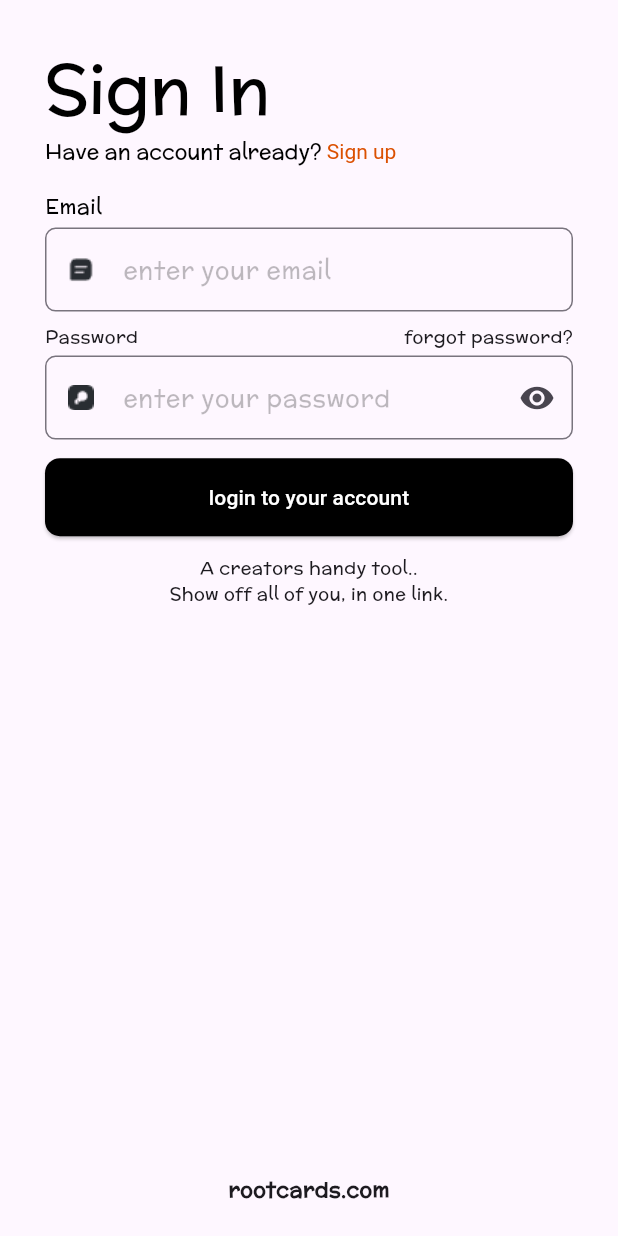
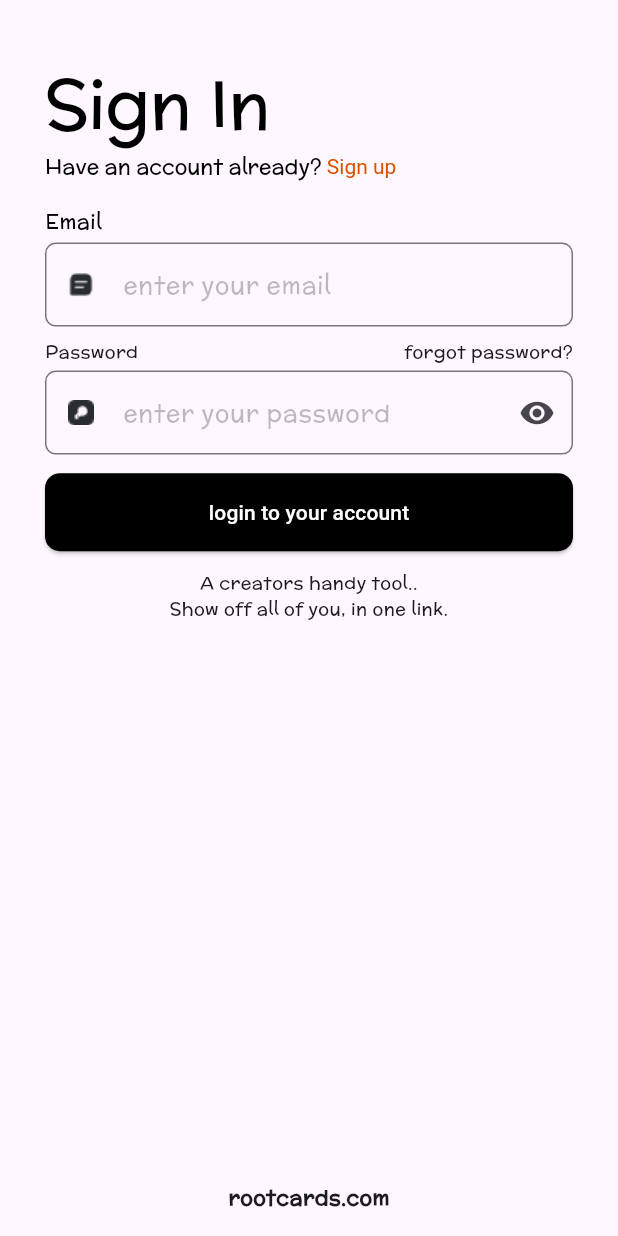
Before and after one commit to Olamidotune/Rootscards, a Flutter app: the AppWrapper widget shown alone on an empty page, opened directly, on a phone screen of 412 x 824 dp. Run offline on Flutter 3.47's test engine with Material 3 defaults, Android fonts, the light colour scheme and no system bars; our stand-ins replace device_info_plus, dio, email_validator, flutter_secure_storage, flutter_svg, pin_code_text_field and 2 more; accounts and stored records are empty; Roboto replaces fonts that are missing (HelveticaRounded).

Commit message:
refactored the code and bug fixes

```diff
--- /dev/null
+++ b/lib/app_wrapper.dart
@@ -0,0 +1,36 @@
+
+import 'package:flutter/material.dart';
+import 'package:rootscards/presentation/screens/auth/sign_in.dart';
+import 'package:rootscards/presentation/screens/splash_screen/splash_screen.dart';
+import 'package:shared_preferences/shared_preferences.dart';
+
+class AppWrapper extends StatefulWidget {
+  static const String routeName = "Wrapper";
+  const AppWrapper({Key? key}) : super(key: key);
+
+  @override
+  _AppWrapperState createState() => _AppWrapperState();
+}
+
+class _AppWrapperState extends State<AppWrapper> {
+  bool _isSignedIn = false;
+
+  @override
+  void initState() {
+    super.initState();
+    checkSignInStatus();
+  }
+
+  Future<void> checkSignInStatus() async {
+    SharedPreferences prefs = await SharedPreferences.getInstance();
+    String? email = prefs.getString('email');
+    setState(() {
+      _isSignedIn = email != null; // Check if email exists in SharedPreferences
+    });
+  }
+
+  @override
+  Widget build(BuildContext context) {
+    return _isSignedIn ? const SignInScreen() : const SplashScreen();
+  }
+}
--- /dev/null
+++ b/lib/config/dimensions.dart
@@ -0,0 +1,3 @@
+// ignore_for_file: constant_identifier_names
+const double MIN_SUPPORTED_SCREEN_HEIGHT = 550;
+const double MIN_SUPPORTED_SCREEN_WIDTH = 540;
--- a/lib/main.dart
+++ b/lib/main.dart
@@ -1,7 +1,7 @@
 // ignore_for_file: prefer_const_constructors
 
 import 'package:flutter/material.dart';
-import 'package:rootscards/helper/helper_function.dart';
+import 'package:rootscards/app_wrapper.dart';
 import 'package:rootscards/presentation/screens/auth/forgot_password.dart';
 import 'package:rootscards/presentation/screens/auth/sign_in.dart';
 import 'package:rootscards/presentation/screens/auth/device_auth_screen.dart';
--- a/lib/presentation/screens/auth/sign_in.dart
+++ b/lib/presentation/screens/auth/sign_in.dart
@@ -1,4 +1,4 @@
-// ignore_for_file: use_build_context_synchronously
+// ignore_for_file: use_build_context_synchronously, prefer_const_constructors
 
 import 'dart:convert';
 import 'package:email_validator/email_validator.dart';
@@ -6,12 +6,13 @@ import 'package:flutter/gestures.dart';
 import 'package:flutter/material.dart';
 import 'package:http/http.dart' as http;
 import 'package:rootscards/config/colors.dart';
+import 'package:rootscards/config/dimensions.dart';
 import 'package:rootscards/extensions/build_context.dart';
+import 'package:rootscards/helper/helper_function.dart';
 import 'package:rootscards/presentation/screens/auth/device_auth_screen.dart';
 import 'package:rootscards/presentation/screens/auth/forgot_password.dart';
 import 'package:rootscards/presentation/screens/auth/sign_up.dart';
 import 'package:rootscards/presentation/screens/widgets/button.dart';
-import 'package:shared_preferences/shared_preferences.dart';
 import 'package:sizer/sizer.dart';
 
 class SignInScreen extends StatefulWidget {
@@ -40,9 +41,12 @@ class _SignInScreenState extends State<SignInScreen> {
       body: SafeArea(
         child: SingleChildScrollView(
           physics: const BouncingScrollPhysics(),
-          child: Padding(
-            padding: const EdgeInsets.all(30.0),
+          child: Container(
+            padding: const EdgeInsets.symmetric(horizontal: 30, vertical: 40),
+            alignment: Alignment.center,
             child: Column(
+              children: [
+                Column(
                   mainAxisAlignment: MainAxisAlignment.start,
                   crossAxisAlignment: CrossAxisAlignment.start,
                   children: [
@@ -99,7 +103,8 @@ class _SignInScreenState extends State<SignInScreen> {
                               controller: _emailController,
                               textInputAction: TextInputAction.next,
                               validator: (value) {
-                            if (EmailValidator.validate(value?.trim() ?? "")) {
+                                if (EmailValidator.validate(
+                                    value?.trim() ?? "")) {
                                   return null;
                                 }
                                 return "Please provide a valid email address";
@@ -107,10 +112,11 @@ class _SignInScreenState extends State<SignInScreen> {
                               style: const TextStyle(color: BLACK),
                               autofillHints: const [AutofillHints.email],
                               decoration: InputDecoration(
-                            prefixIcon:
-                                Image.asset("assets/images/message-icon.png"),
+                                prefixIcon: Image.asset(
+                                    "assets/images/message-icon.png"),
                                 hintText: "enter your email",
-                            hintStyle: const TextStyle(color: Colors.black26),
+                                hintStyle:
+                                    const TextStyle(color: Colors.black26),
                                 border: const OutlineInputBorder(
                                   borderRadius: BorderRadius.all(
                                     Radius.circular(7),
@@ -129,7 +135,8 @@ class _SignInScreenState extends State<SignInScreen> {
                               height: 1.h,
                             ),
                             Row(
-                          mainAxisAlignment: MainAxisAlignment.spaceBetween,
+                              mainAxisAlignment:
+                                  MainAxisAlignment.spaceBetween,
                               children: [
                                 const Text(
                                   "Password",
@@ -137,7 +144,8 @@ class _SignInScreenState extends State<SignInScreen> {
                                 ),
                                 GestureDetector(
                                     onTap: () => Navigator.of(context)
-                                    .pushNamed(ForgotPasswordScreen.routeName),
+                                        .pushNamed(
+                                            ForgotPasswordScreen.routeName),
                                     child: const Text(
                                       "forgot password?",
                                       style: TextStyle(fontSize: 12),
@@ -166,16 +174,17 @@ class _SignInScreenState extends State<SignInScreen> {
                               style: const TextStyle(),
                               autofillHints: const [AutofillHints.email],
                               decoration: InputDecoration(
-                            prefixIcon:
-                                Image.asset("assets/images/password-icon.png"),
+                                prefixIcon: Image.asset(
+                                    "assets/images/password-icon.png"),
                                 suffixIcon: IconButton(
-                                onPressed: () => setState(
-                                    () => _obscurePassword = !_obscurePassword),
+                                    onPressed: () => setState(() =>
+                                        _obscurePassword = !_obscurePassword),
                                     icon: _obscurePassword
                                         ? const Icon(Icons.visibility)
                                         : const Icon(Icons.visibility_off)),
                                 hintText: "enter your password",
-                            hintStyle: const TextStyle(color: Colors.black26),
+                                hintStyle:
+                                    const TextStyle(color: Colors.black26),
                                 border: const OutlineInputBorder(
                                   borderRadius: BorderRadius.all(
                                     Radius.circular(7),
@@ -190,6 +199,14 @@ class _SignInScreenState extends State<SignInScreen> {
                                 ),
                               ),
                             ),
+                          ],
+                        ),
+                      ),
+                    ),
+                  ],
+                ),
+                Column(
+                  children: [
                     SizedBox(
                       height: 1.5.h,
                     ),
@@ -214,17 +231,19 @@ class _SignInScreenState extends State<SignInScreen> {
                       style: TextStyle(fontSize: 12),
                       textAlign: TextAlign.center,
                     ),
+
                   SizedBox(
-                          height: MediaQuery.of(context).size.height * 0.46,
+                height: MediaQuery.of(context).size.height <=
+                        MIN_SUPPORTED_SCREEN_HEIGHT
+                    ? 11
+                    : MediaQuery.of(context).size.height / 2.2,
               ),
                     Text(
                       "rootcards.com",
                       style: TextStyle(fontWeight: FontWeight.w600),
                     )
                   ],
-                    ),
-                  ),
-                ),
+                )
               ],
             ),
           ),
@@ -234,10 +253,15 @@ class _SignInScreenState extends State<SignInScreen> {
   }
 
   Future<void> _signIn(
-      String email, String password, BuildContext context) async {
+    String email,
+    String password,
+    BuildContext context,
+  ) async {
     if (_busy) return;
 
     if (!_formKey.currentState!.validate()) return;
+
+    await HelperFunction.saveUserEmailSF(email);
 
     setState(() => _busy = true);
 
@@ -263,12 +287,8 @@ class _SignInScreenState extends State<SignInScreen> {
           String xpub2 = responseData['data']['xpub2'];
 
           debugPrint('Sign In Successful: $responseData');
-          debugPrint('Xpub1: $xpub1');
-          debugPrint('Xpub2: $xpub2');
-
-          SharedPreferences prefs = await SharedPreferences.getInstance();
-          await prefs.setString('xpub1', xpub1);
-          await prefs.setString('xpub2', xpub2);
+          await HelperFunction.saveXpub1SF(xpub1);
+          await HelperFunction.saveXpub1SF(xpub2);
 
           ScaffoldMessenger.of(context).showMaterialBanner(
             MaterialBanner(
@@ -392,7 +412,7 @@ class _SignInScreenState extends State<SignInScreen> {
         ScaffoldMessenger.of(context).hideCurrentMaterialBanner();
       });
     }
-    SharedPreferences prefs = await SharedPreferences.getInstance();
-    await prefs.setString('email', email);
+    // SharedPreferences prefs = await SharedPreferences.getInstance();
+    // await prefs.setString('email', email);
   }
 }
--- a/lib/presentation/screens/widgets/button.dart
+++ b/lib/presentation/screens/widgets/button.dart
@@ -1,4 +1,4 @@
-// ignore_for_file: sized_box_for_whitespace
+// ignore_for_file: sized_box_for_whitespace, use_key_in_widget_constructors
 
 import 'package:flutter/material.dart';
 import 'package:rootscards/config/colors.dart';
@@ -67,7 +67,7 @@ class Button extends StatelessWidget {
                   )
                 : Icon(
                     icon,
-                    color: iconColor != null ? iconColor : Colors.black,
+                    color: iconColor ?? Colors.black,
                   )),
       ),
     );
```
Also changed, not shown: lib/helper/helper_function.dart (+17 -38 lines), lib/presentation/screens/auth/forgot_password.dart (+7 -3 lines), lib/presentation/screens/auth/sign_up.dart (+29 -17 lines). Lines whose indentation alone changed are shown as unchanged.
